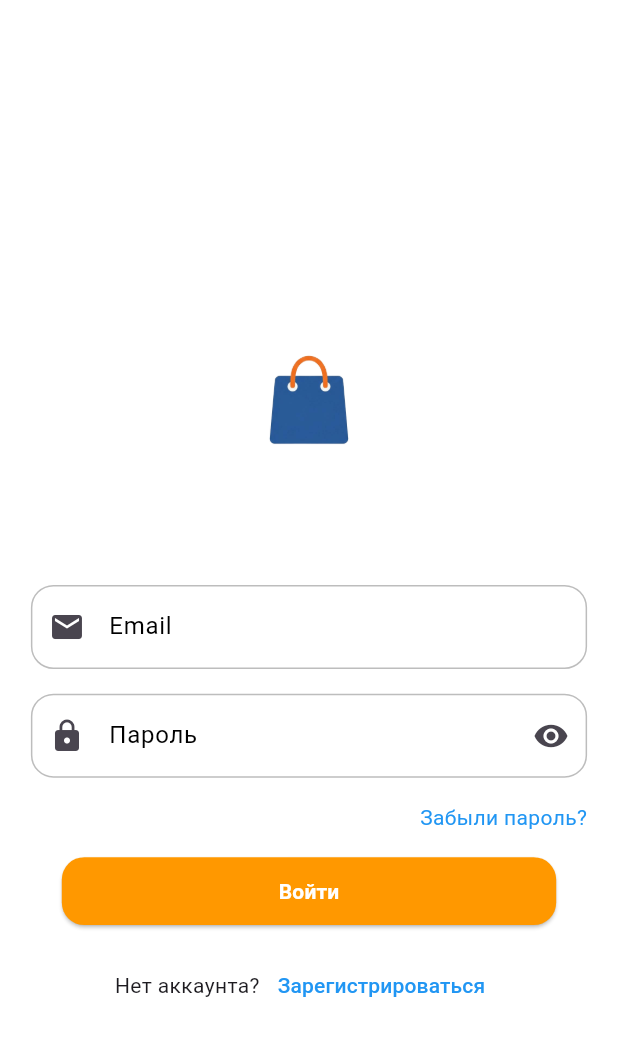
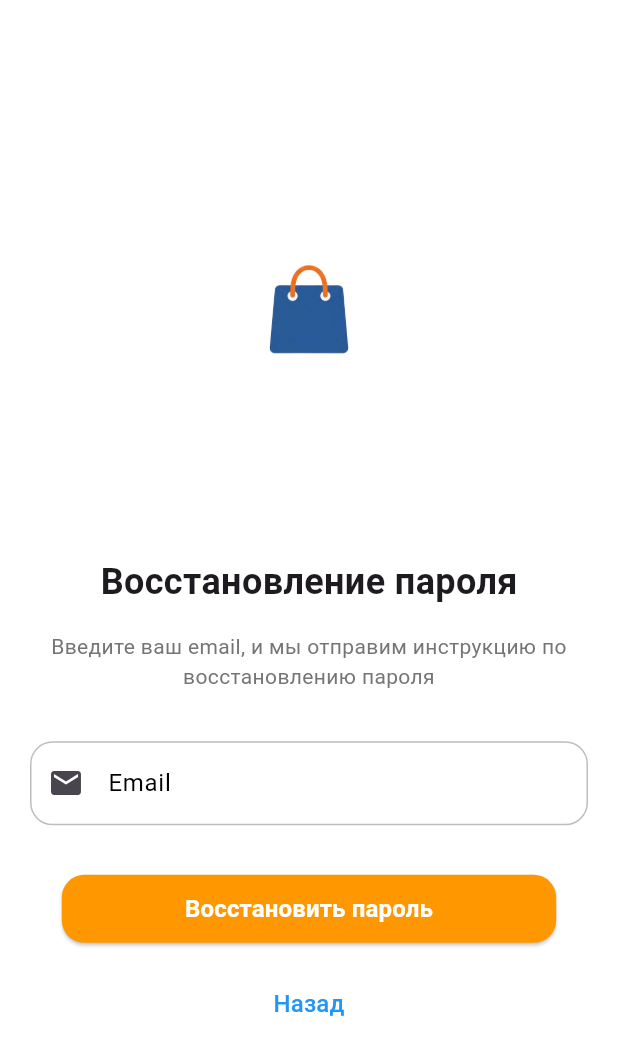
Before and after one commit to CatShredia/ktits-repository, a Flutter app: the screen it shows after launch, after a tap on "Забыли пароль?", on a phone screen of 412 x 824 dp. Shown: the top 1055 px of the screen. Run offline on Flutter 3.47's test engine with Material 3 defaults, Android fonts, the phone set to English and light mode, and no system bars; our stand-ins replace supabase_flutter; accounts and stored records are empty.

Commit message:
flutter test_application patch 3 forgot_password

```diff
--- a/flutter_application_1/lib/auth_page.dart
+++ b/flutter_application_1/lib/auth_page.dart
@@ -149,7 +149,7 @@ class _AuthPageState extends State<AuthPage> {
                   'Забыли пароль?',
                   style: TextStyle(color: Colors.blue),
                 ),
-                onTap: () {},
+                onTap: () => Navigator.pushNamed(context, '/forgot-password'),
               ),
             ),
             SizedBox(height: MediaQuery.of(context).size.height * 0.02),
--- /dev/null
+++ b/flutter_application_1/lib/debug_connection.dart
@@ -0,0 +1,74 @@
+// lib/debug_connection.dart
+import 'dart:io';
+import 'dart:async' show TimeoutException;
+import 'package:http/http.dart' as http;
+import 'package:supabase_flutter/supabase_flutter.dart';
+
+/// Запустите эту функцию из main() для проверки подключения
+Future<void> debugSupabaseConnection() async {
+  const String supabaseUrl = 'https://mjjncjvuexsneazjajph.supabase.co';
+  const String anonKey = 'sb_publishable_G0-YAme8jkW4KAxteNz1PQ_MIDM-Ld0';
+
+  print('=== Проверка подключения к Supabase ===\n');
+
+  // 1. Проверка DNS
+  print('1. Проверка DNS...');
+  try {
+    final uri = Uri.parse(supabaseUrl);
+    final addresses = await InternetAddress.lookup(uri.host);
+    print('   ✓ DNS разрешён: ${addresses.first.address}');
+  } on SocketException catch (e) {
+    print('   ✗ Ошибка DNS: ${e.message}');
+    print('   → Проверьте интернет-соединение и DNS');
+    return;
+  } catch (e) {
+    print('   ✗ Ошибка: $e');
+    return;
+  }
+
+  // 2. Проверка HTTP соединения (упрощённая)
+  print('\n2. Проверка HTTP соединения...');
+  try {
+    final client = HttpClient();
+    final request = await client.getUrl(Uri.parse('$supabaseUrl/rest/v1/'));
+    request.headers.add('apikey', anonKey);
+    request.headers.add('Authorization', 'Bearer $anonKey');
+
+    final response = await request.close().timeout(const Duration(seconds: 5));
+    print('   Статус: ${response.statusCode}');
+    if (response.statusCode == 200 || response.statusCode == 404) {
+      print('   ✓ Сервер отвечает');
+    } else {
+      print('   ⚠ Статус: ${response.statusCode}');
+    }
+    client.close();
+  } on SocketException catch (e) {
+    print('   ✗ Ошибка сети: ${e.message}');
+    print('   → Устройство не имеет доступа к интернету');
+  } on TimeoutException catch (e) {
+    print('   ✗ Таймаут (5 сек)');
+    print('   → Сервер не отвечает или блокирует соединение');
+    print('   → Проверьте статус проекта в https://supabase.com/dashboard');
+  } on HttpException catch (e) {
+    print('   ✗ HTTP ошибка: ${e.message}');
+  } catch (e) {
+    print('   ✗ Ошибка: $e');
+  }
+
+  // 3. Проверка Supabase клиента
+  print('\n3. Проверка Supabase клиента...');
+  try {
+    await Supabase.initialize(url: supabaseUrl, anonKey: anonKey);
+    print('   ✓ Инициализация успешна');
+
+    // Проверка авторизации
+    final user = Supabase.instance.client.auth.currentUser;
+    print('   Текущий пользователь: ${user?.email ?? "не авторизован"}');
+  } on SocketException catch (e) {
+    print('   ✗ Ошибка сети: ${e.message}');
+  } catch (e) {
+    print('   ✗ Ошибка инициализации: $e');
+  }
+
+  print('\n=== Проверка завершена ===\n');
+}
--- /dev/null
+++ b/flutter_application_1/lib/forgot_password.dart
@@ -0,0 +1,156 @@
+import 'package:flutter/material.dart';
+import 'package:supabase_flutter/supabase_flutter.dart';
+
+class RecoveryPage extends StatefulWidget {
+  const RecoveryPage({super.key});
+
+  @override
+  State<RecoveryPage> createState() => _RecoveryPageState();
+}
+
+class _RecoveryPageState extends State<RecoveryPage> {
+  final TextEditingController _emailController = TextEditingController();
+  bool _isLoading = false;
+
+  @override
+  void dispose() {
+    _emailController.dispose();
+    super.dispose();
+  }
+
+  Future<void> _showMessage(String message) async {
+    if (!mounted) return;
+    ScaffoldMessenger.of(context).showSnackBar(
+      SnackBar(content: Text(message)),
+    );
+  }
+
+  Future<void> _resetPassword() async {
+    final email = _emailController.text.trim();
+
+    if (email.isEmpty) {
+      _showMessage('Введите email');
+      return;
+    }
+
+    // Basic email validation
+    if (!email.contains('@') || !email.contains('.')) {
+      _showMessage('Введите корректный email');
+      return;
+    }
+
+    setState(() => _isLoading = true);
+
+    try {
+      await Supabase.instance.client.auth.resetPasswordForEmail(email);
+      _showMessage('Письмо для восстановления отправлено на $email');
+      _emailController.clear();
+    } on AuthException catch (e) {
+      String errorMsg = 'Ошибка: ${e.message}';
+      if (e.message.contains('User not found')) {
+        errorMsg = 'Пользователь с таким email не найден';
+      } else if (e.message.contains('Email not confirmed')) {
+        errorMsg = 'Email не подтверждён';
+      }
+      _showMessage(errorMsg);
+    } catch (e) {
+      _showMessage('Ошибка: ${e.toString()}');
+    }
+
+    if (mounted) setState(() => _isLoading = false);
+  }
+
+  @override
+  Widget build(BuildContext context) {
+    return Scaffold(
+      backgroundColor: Colors.white,
+      body: SingleChildScrollView(
+        child: Padding(
+          padding: const EdgeInsets.symmetric(horizontal: 20.0),
+          child: Column(
+            mainAxisAlignment: MainAxisAlignment.center,
+            children: [
+              SizedBox(height: MediaQuery.of(context).size.height * 0.1),
+              Image.asset(
+                'assets/images/logo.png',
+                fit: BoxFit.contain,
+                height: MediaQuery.of(context).size.height * 0.3,
+                width: MediaQuery.of(context).size.width * 0.45,
+              ),
+              SizedBox(height: MediaQuery.of(context).size.height * 0.05),
+              Text(
+                'Восстановление пароля',
+                style: TextStyle(
+                  fontSize: 24,
+                  fontWeight: FontWeight.bold,
+                ),
+              ),
+              SizedBox(height: MediaQuery.of(context).size.height * 0.02),
+              Text(
+                'Введите ваш email, и мы отправим инструкцию по восстановлению пароля',
+                textAlign: TextAlign.center,
+                style: TextStyle(
+                  fontSize: 14,
+                  color: Colors.grey[600],
+                ),
+              ),
+              SizedBox(height: MediaQuery.of(context).size.height * 0.04),
+              TextField(
+                controller: _emailController,
+                keyboardType: TextInputType.emailAddress,
+                cursorColor: Colors.black,
+                style: TextStyle(color: Colors.orange),
+                decoration: InputDecoration(
+                  labelStyle: TextStyle(color: Colors.black),
+                  prefixIcon: Icon(Icons.email),
+                  labelText: 'Email',
+                  hintText: 'Введите email',
+                  focusedBorder: OutlineInputBorder(
+                    borderRadius: BorderRadius.circular(15),
+                    borderSide: BorderSide(color: Colors.blue),
+                  ),
+                  enabledBorder: OutlineInputBorder(
+                    borderRadius: BorderRadius.circular(15),
+                    borderSide: BorderSide(color: Colors.black26),
+                  ),
+                ),
+              ),
+              SizedBox(height: MediaQuery.of(context).size.height * 0.04),
+              SizedBox(
+                height: MediaQuery.of(context).size.height * 0.055,
+                width: MediaQuery.of(context).size.width * 0.8,
+                child: ElevatedButton(
+                  style: ButtonStyle(
+                    shape: WidgetStatePropertyAll(
+                      RoundedRectangleBorder(
+                        borderRadius: BorderRadius.circular(15),
+                      ),
+                    ),
+                    backgroundColor: WidgetStatePropertyAll(Colors.orange),
+                  ),
+                  onPressed: _isLoading ? null : _resetPassword,
+                  child: Text(
+                    _isLoading ? 'Отправка...' : 'Восстановить пароль',
+                    style: TextStyle(
+                      color: Colors.white,
+                      fontWeight: FontWeight.bold,
+                      fontSize: 16,
+                    ),
+                  ),
+                ),
+              ),
+              SizedBox(height: MediaQuery.of(context).size.height * 0.02),
+              TextButton(
+                onPressed: () => Navigator.pushNamed(context, '/'),
+                child: Text(
+                  'Назад',
+                  style: TextStyle(color: Colors.blue, fontSize: 16),
+                ),
+              ),
+            ],
+          ),
+        ),
+      ),
+    );
+  }
+}
--- a/flutter_application_1/lib/main.dart
+++ b/flutter_application_1/lib/main.dart
@@ -2,10 +2,16 @@
 import 'package:flutter/material.dart';
 import 'auth_page.dart';
 import 'register_page.dart';
+import 'forgot_password.dart';
+import 'debug_connection.dart';
 import 'package:supabase_flutter/supabase_flutter.dart';
 
 Future<void> main() async {
   WidgetsFlutterBinding.ensureInitialized();
+
+  // Запуск проверки подключения
+  await debugSupabaseConnection();
+
   await Supabase.initialize(
     url: 'https://mjjncjvuexsneazjajph.supabase.co',
     anonKey: 'sb_publishable_G0-YAme8jkW4KAxteNz1PQ_MIDM-Ld0',
@@ -25,6 +31,7 @@ class MyApp extends StatelessWidget {
       routes: {
         '/': (context) => AuthPage(),
         '/register': (context) => RegisterPage(),
+        '/forgot-password': (context) => RecoveryPage(),
       },
     );
   }
--- a/flutter_application_1/pubspec.yaml
+++ b/flutter_application_1/pubspec.yaml
@@ -36,6 +36,7 @@ dependencies:
   # Use with the CupertinoIcons class for iOS style icons.
   cupertino_icons: ^1.0.8
   crypto: ^3.0.2
+  http: ^1.2.0
 
 dev_dependencies:
   flutter_test:
```
Also changed, not shown: flutter_application_1/lib/auth_page copy.dart (deleted, +0 -127 lines), flutter_application_1/pubspec.lock.
